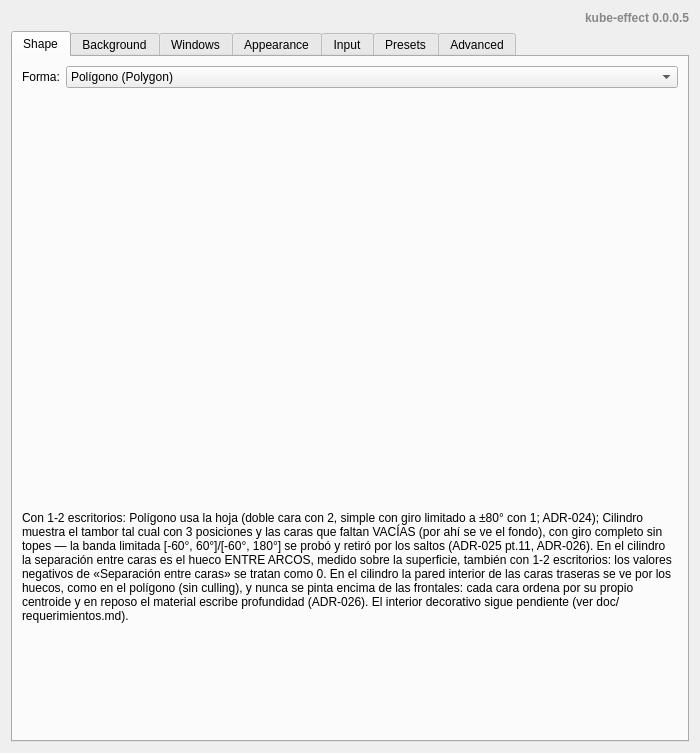
Qt form package/contents/ui/config.ui (CesarGuzmanLopez/kube-effect) before a commit.
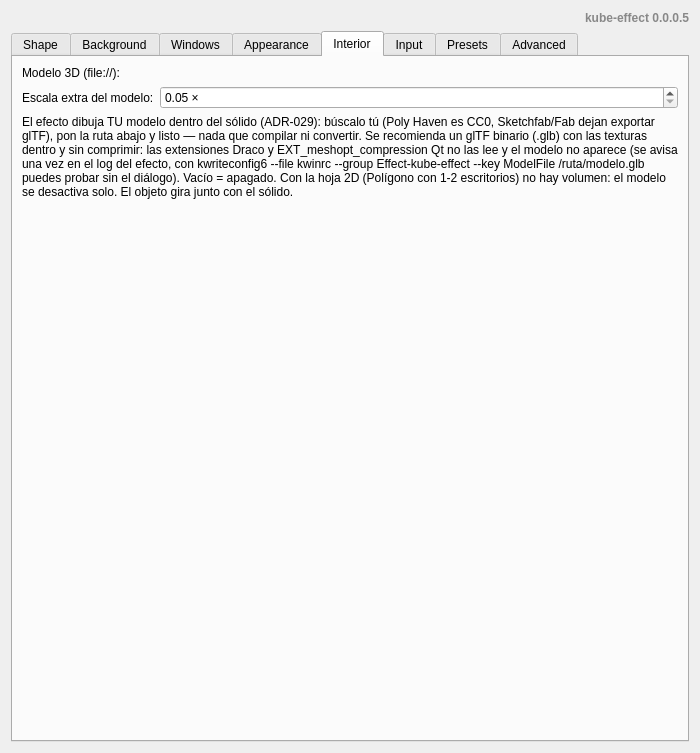
The same form after that commit. The open tabs and pages were chosen to show the change. Custom widgets are drawn as their Qt base class.

```diff
--- a/package/contents/ui/config.ui
+++ b/package/contents/ui/config.ui
@@ -950,7 +950,84 @@
                         </layout>
                     </widget>
 
-                    <!-- 5. Input -->
+                    <!-- 5. Interior (ADR-029) -->
+                    <widget class="QWidget" name="tabInterior">
+                        <attribute name="title">
+                            <string>Interior</string>
+                        </attribute>
+                        <layout class="QVBoxLayout" name="tabInteriorLayout">
+                            <item>
+                                <!-- One KConfigXT entry = one widget: ModelFile is the
+                                     switch (empty = nothing loaded) and ModelScale only
+                                     multiplies the automatic bounds fit, so both stay
+                                     visible; a designer connection cannot OR/disable on a
+                                     URL change (QUrlRequester has no bool signal). -->
+                                <layout class="QFormLayout" name="modelForm">
+                                    <item row="0" column="0">
+                                        <widget class="QLabel" name="modelFileLabel">
+                                            <property name="text">
+                                                <string>Modelo 3D (file://):</string>
+                                            </property>
+                                        </widget>
+                                    </item>
+                                    <item row="0" column="1">
+                                        <widget class="KUrlRequester" name="kcfg_ModelFile">
+                                            <property name="toolTip">
+                                                <string>Solo archivos locales. Qt carga el modelo en runtime sin convertirlo ni compilar nada: glTF 2.0 (.glb, .gltf) sin comprimir, u .obj. Draco, meshopt y KHR_mesh_quantization NO se pueden leer; .fbx/.dae/.stl tampoco existen para el cargador de runtime.</string>
+                                            </property>
+                                            <property name="nameFilters">
+                                                <stringlist>
+                                                    <string>Modelos 3D (*.glb *.gltf *.obj)</string>
+                                                    <string>Todos los archivos (*)</string>
+                                                </stringlist>
+                                            </property>
+                                        </widget>
+                                    </item>
+                                    <item row="1" column="0">
+                                        <widget class="QLabel" name="modelScaleLabel">
+                                            <property name="text">
+                                                <string>Escala extra del modelo:</string>
+                                            </property>
+                                        </widget>
+                                    </item>
+                                    <item row="1" column="1">
+                                        <widget class="QDoubleSpinBox" name="kcfg_ModelScale">
+                                            <property name="toolTip">
+                                                <string>Multiplicador SOBRE el auto-ajuste: el efecto ya encoge o agranda el modelo para que quepa dentro del sólido (60% de la altura interior). 1.00 = tal cual; 2.00 = el doble de eso.</string>
+                                            </property>
+                                            <property name="decimals">
+                                                <number>2</number>
+                                            </property>
+                                            <property name="minimum">
+                                                <double>0.05</double>
+                                            </property>
+                                            <property name="maximum">
+                                                <double>50</double>
+                                            </property>
+                                            <property name="singleStep">
+                                                <double>0.1</double>
+                                            </property>
+                                            <property name="suffix">
+                                                <string> ×</string>
+                                            </property>
+                                        </widget>
+                                    </item>
+                                    <item row="2" column="0" colspan="2">
+                                        <widget class="QLabel" name="modelHint">
+                                            <property name="text">
+                                                <string>El efecto dibuja TU modelo dentro del sólido (ADR-029): búscalo tú (Poly Haven es CC0, Sketchfab/Fab dejan exportar glTF), pon la ruta abajo y listo — nada que compilar ni convertir. Se recomienda un glTF binario (.glb) con las texturas dentro y sin comprimir: las extensiones Draco y EXT_meshopt_compression Qt no las lee y el modelo no aparece (se avisa una vez en el log del efecto, con kwriteconfig6 --file kwinrc --group Effect-kube-effect --key ModelFile /ruta/modelo.glb puedes probar sin el diálogo). Vacío = apagado. Con la hoja 2D (Polígono con 1-2 escritorios) no hay volumen: el modelo se desactiva solo. El objeto gira junto con el sólido.</string>
+                                            </property>
+                                            <property name="wordWrap">
+                                                <bool>true</bool>
+                                            </property>
+                                        </widget>
+                                    </item>
+                                </layout>
+                            </item>
+                        </layout>
+                    </widget>
+
+                    <!-- 6. Input -->
                     <widget class="QWidget" name="tabInput">
                         <attribute name="title">
                             <string>Input</string>
```
Left out of the diff: 39 changed lines with no effect on the pictures.
